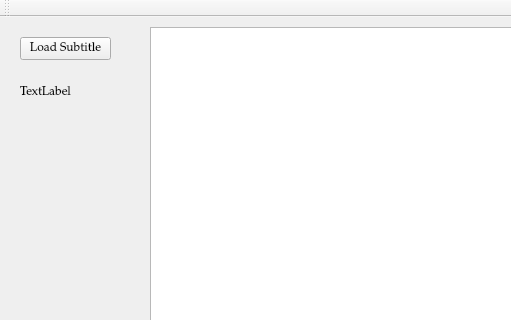
Above: mainwindow.ui from NikolaJov96/DivXConverter before the change; both pictures show x 0 to 511 and y 0 to 320 of the 824 by 412 pixel window. Below: the same form after it.
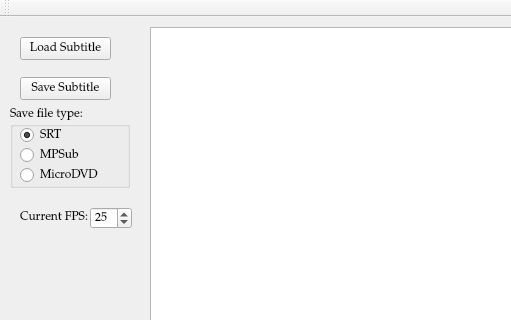
That is the form after the change.

```diff
--- a/mainwindow.ui
+++ b/mainwindow.ui
@@ -42,13 +42,13 @@
     <property name="geometry">
      <rect>
       <x>20</x>
-      <y>50</y>
-      <width>341</width>
-      <height>51</height>
+      <y>190</y>
+      <width>71</width>
+      <height>21</height>
      </rect>
     </property>
     <property name="text">
-     <string>TextLabel</string>
+     <string>Current FPS:</string>
     </property>
     <property name="wordWrap">
      <bool>true</bool>
@@ -62,6 +62,105 @@
       <width>631</width>
       <height>331</height>
      </rect>
+    </property>
+    <property name="editTriggers">
+     <set>QAbstractItemView::NoEditTriggers</set>
+    </property>
+    <property name="selectionMode">
+     <enum>QAbstractItemView::ContiguousSelection</enum>
+    </property>
+    <property name="selectionBehavior">
+     <enum>QAbstractItemView::SelectRows</enum>
+    </property>
+   </widget>
+   <widget class="QPushButton" name="saveSubtitleButton">
+    <property name="geometry">
+     <rect>
+      <x>20</x>
+      <y>60</y>
+      <width>91</width>
+      <height>23</height>
+     </rect>
+    </property>
+    <property name="text">
+     <string>Save Subtitle</string>
+    </property>
+   </widget>
+   <widget class="QGroupBox" name="saveTypeGroupBox">
+    <property name="geometry">
+     <rect>
+      <x>10</x>
+      <y>90</y>
+      <width>120</width>
+      <height>81</height>
+     </rect>
+    </property>
+    <property name="title">
+     <string>Save file type:</string>
+    </property>
+    <widget class="QRadioButton" name="SRTRadioButton">
+     <property name="geometry">
+      <rect>
+       <x>10</x>
+       <y>20</y>
+       <width>82</width>
+       <height>17</height>
+      </rect>
+     </property>
+     <property name="text">
+      <string>SRT</string>
+     </property>
+     <property name="checked">
+      <bool>true</bool>
+     </property>
+    </widget>
+    <widget class="QRadioButton" name="MPSubRadioButton">
+     <property name="geometry">
+      <rect>
+       <x>10</x>
+       <y>40</y>
+       <width>82</width>
+       <height>17</height>
+      </rect>
+     </property>
+     <property name="text">
+      <string>MPSub</string>
+     </property>
+    </widget>
+    <widget class="QRadioButton" name="MicroDVDRadioButton">
+     <property name="geometry">
+      <rect>
+       <x>10</x>
+       <y>60</y>
+       <width>82</width>
+       <height>17</height>
+      </rect>
+     </property>
+     <property name="text">
+      <string>MicroDVD</string>
+     </property>
+    </widget>
+   </widget>
+   <widget class="QSpinBox" name="FPSSpinBox">
+    <property name="geometry">
+     <rect>
+      <x>90</x>
+      <y>190</y>
+      <width>42</width>
+      <height>22</height>
+     </rect>
+    </property>
+    <property name="prefix">
+     <string/>
+    </property>
+    <property name="minimum">
+     <number>1</number>
+    </property>
+    <property name="maximum">
+     <number>480</number>
+    </property>
+    <property name="value">
+     <number>25</number>
     </property>
    </widget>
   </widget>
```
Left out of the diff: 2 changed lines with no effect on the pictures.
